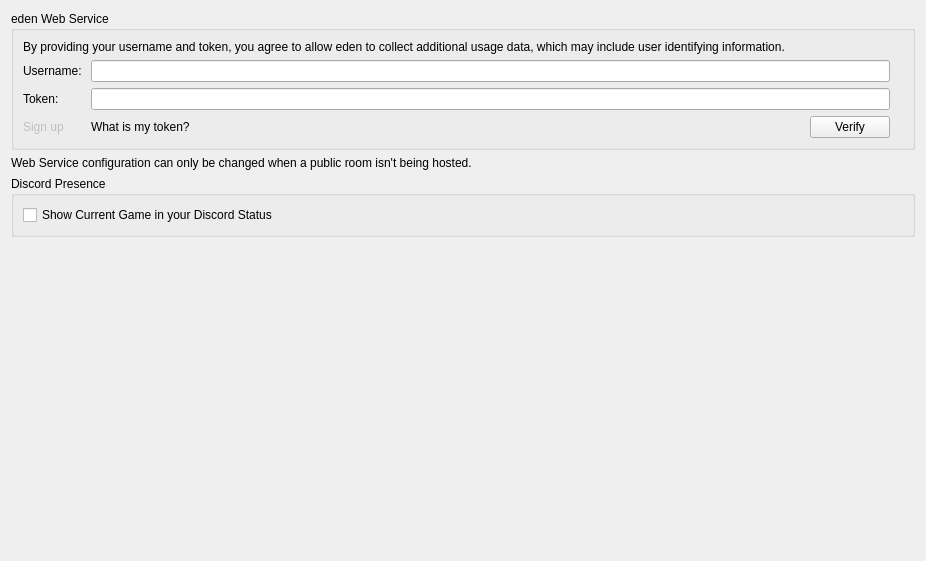
This is src/yuzu/configuration/configure_web.ui in rorrim-rorrim/eden-alt as Qt 5 draws it before an edit. The edited form follows.
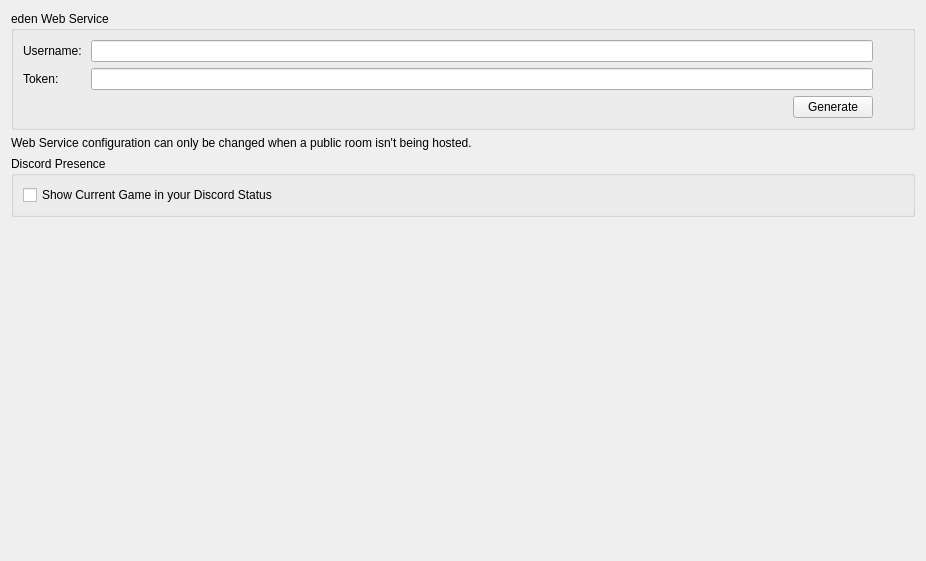
This is the edited form.

Diff of the .ui file:
```diff
--- a/src/yuzu/configuration/configure_web.ui
+++ b/src/yuzu/configuration/configure_web.ui
@@ -25,51 +25,8 @@
         <string>eden Web Service</string>
        </property>
        <layout class="QVBoxLayout" name="verticalLayoutYuzuWebService">
-        <item>
-         <widget class="QLabel" name="web_credentials_disclaimer">
-          <property name="text">
-           <string>By providing your username and token, you agree to allow eden to collect additional usage data, which may include user identifying information.</string>
-          </property>
-         </widget>
-        </item>
         <item>
          <layout class="QGridLayout" name="gridLayoutYuzuUsername">
-          <item row="2" column="3">
-           <widget class="QPushButton" name="button_verify_login">
-            <property name="sizePolicy">
-             <sizepolicy hsizetype="Fixed" vsizetype="Fixed">
-              <horstretch>0</horstretch>
-              <verstretch>0</verstretch>
-             </sizepolicy>
-            </property>
-            <property name="layoutDirection">
-             <enum>Qt::LayoutDirection::RightToLeft</enum>
-            </property>
-            <property name="text">
-             <string>Verify</string>
-            </property>
-           </widget>
-          </item>
-          <item row="2" column="0">
-           <widget class="QLabel" name="web_signup_link">
-            <property name="enabled">
-             <bool>false</bool>
-            </property>
-            <property name="text">
-             <string>Sign up</string>
-            </property>
-           </widget>
-          </item>
-          <item row="0" column="1" colspan="3">
-           <widget class="QLineEdit" name="edit_username">
-            <property name="maxLength">
-             <number>20</number>
-            </property>
-            <property name="echoMode">
-             <enum>QLineEdit::EchoMode::Normal</enum>
-            </property>
-           </widget>
-          </item>
           <item row="1" column="0">
            <widget class="QLabel" name="label_token">
             <property name="text">
@@ -77,17 +34,46 @@
             </property>
            </widget>
           </item>
-          <item row="1" column="4">
-           <widget class="QLabel" name="label_token_verified"/>
-          </item>
           <item row="0" column="0">
            <widget class="QLabel" name="label_username">
+            <property name="sizePolicy">
+             <sizepolicy hsizetype="Fixed" vsizetype="Preferred">
+              <horstretch>0</horstretch>
+              <verstretch>0</verstretch>
+             </sizepolicy>
+            </property>
             <property name="text">
              <string>Username: </string>
             </property>
            </widget>
           </item>
-          <item row="1" column="1" colspan="3">
+          <item row="0" column="1" colspan="4">
+           <widget class="QLineEdit" name="edit_username">
+            <property name="maxLength">
+             <number>20</number>
+            </property>
+            <property name="echoMode">
+             <enum>QLineEdit::EchoMode::Normal</enum>
+            </property>
+           </widget>
+          </item>
+          <item row="1" column="5">
+           <widget class="QLabel" name="label_token_verified">
+            <property name="sizePolicy">
+             <sizepolicy hsizetype="Fixed" vsizetype="Preferred">
+              <horstretch>0</horstretch>
+              <verstretch>0</verstretch>
+             </sizepolicy>
+            </property>
+            <property name="minimumSize">
+             <size>
+              <width>24</width>
+              <height>0</height>
+             </size>
+            </property>
+           </widget>
+          </item>
+          <item row="1" column="1" colspan="4">
            <widget class="QLineEdit" name="edit_token">
             <property name="maxLength">
              <number>80</number>
@@ -97,14 +83,27 @@
             </property>
            </widget>
           </item>
-          <item row="2" column="1">
-           <widget class="QLabel" name="web_token_info_link">
+          <item row="0" column="5">
+           <widget class="QLabel" name="label_username_verified">
             <property name="text">
-             <string>What is my token?</string>
+             <string/>
             </property>
            </widget>
           </item>
-          <item row="2" column="2">
+          <item row="2" column="4">
+           <widget class="QPushButton" name="button_generate">
+            <property name="sizePolicy">
+             <sizepolicy hsizetype="Fixed" vsizetype="Fixed">
+              <horstretch>0</horstretch>
+              <verstretch>0</verstretch>
+             </sizepolicy>
+            </property>
+            <property name="text">
+             <string>Generate</string>
+            </property>
+           </widget>
+          </item>
+          <item row="2" column="1" colspan="3">
            <spacer name="horizontalSpacer">
             <property name="orientation">
              <enum>Qt::Orientation::Horizontal</enum>
```
Left out of the diff: 3 changed lines with no effect on the pictures.
